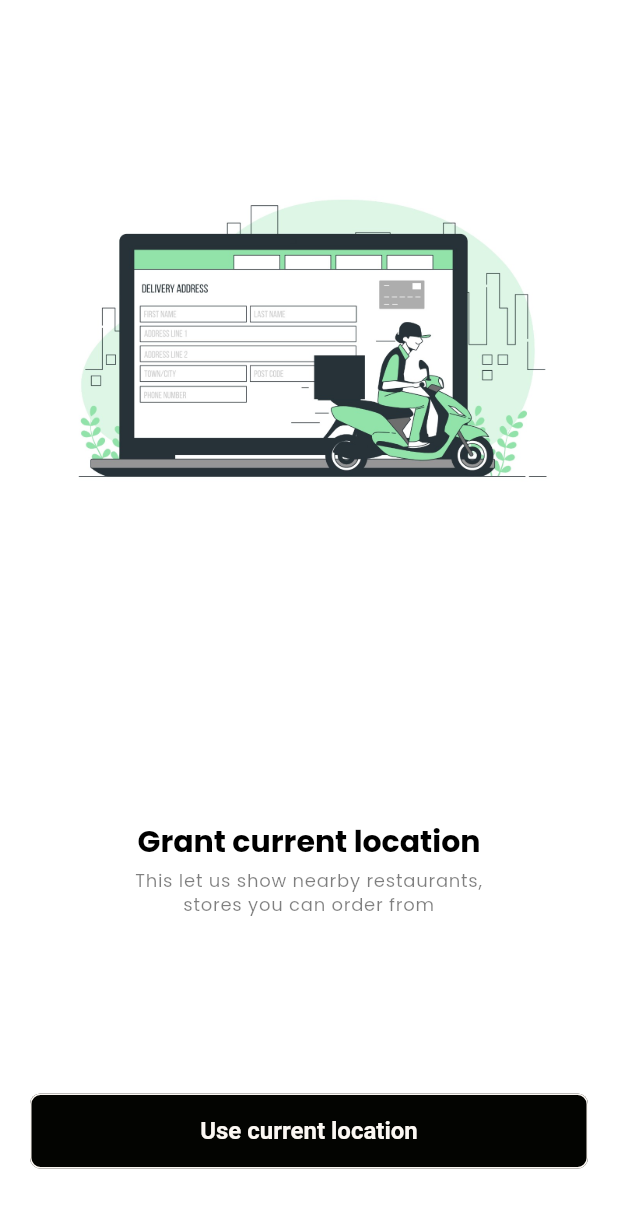
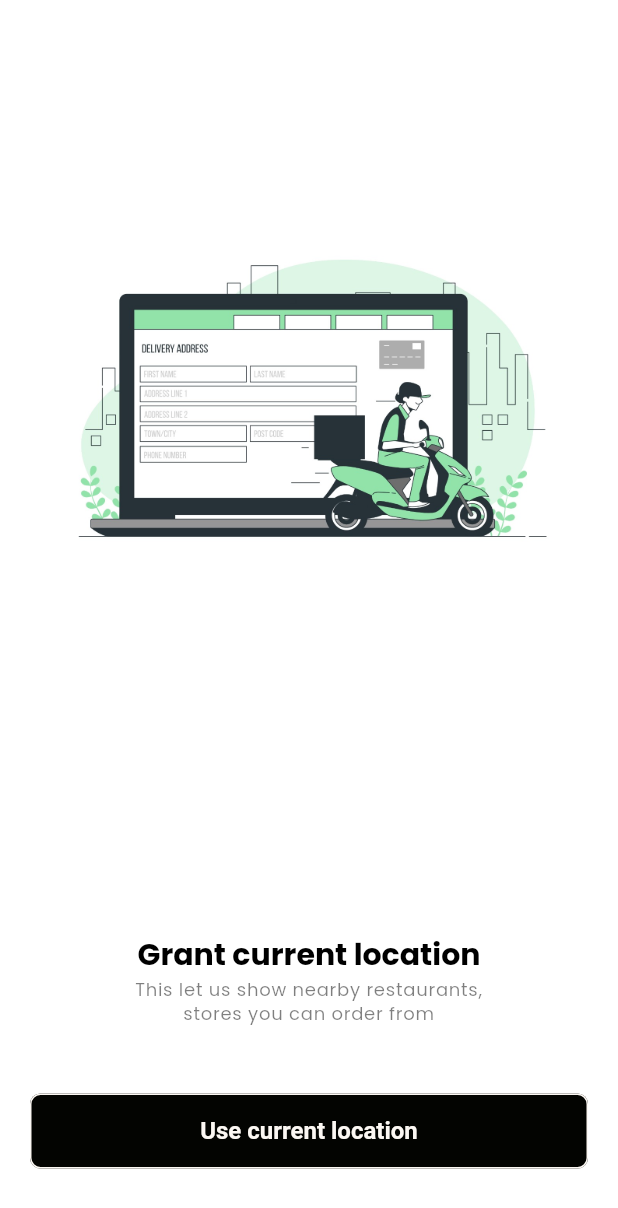
Before and after one commit to vidhanshu37/zesty, a Flutter app: the LocationAccess screen opened directly, on a phone screen of 412 x 824 dp. Shown: the top 1208 px of the screen. Run offline on Flutter 3.47's test engine with Material 3 defaults, Android fonts, the phone set to English and light mode, and no system bars; our stand-ins replace carousel_slider, geocoding, geolocator, google_maps_flutter, google_nav_bar, hive and 7 more; missing offline and left inert: dart:ffi, flutter_avif, razorpay_flutter; accounts and stored records are empty; network calls fail.

Commit message:
last change theme

```diff
--- a/lib/screens/add_manually_address/addAddressDetailsHelper/sliverMapAddress.dart
+++ b/lib/screens/add_manually_address/addAddressDetailsHelper/sliverMapAddress.dart
@@ -35,6 +35,7 @@ class _TopMapState extends State<TopMap> {
   @override
   Widget build(BuildContext context) {
     return Scaffold(
+      backgroundColor: Colors.white,
         body: CustomScrollView(
       slivers: [
         // SliverToBoxAdapter(
@@ -81,7 +82,7 @@ class _TopMapState extends State<TopMap> {
           // Hide the back arrow
           elevation: 0,
           pinned: true,
-          backgroundColor: TColors.bgLight,
+          backgroundColor: TColors.white,
           bottom: PreferredSize(
               preferredSize: Size.fromHeight(-15.0), child: SizedBox()),
           flexibleSpace: ListTile(
--- a/lib/screens/add_manually_address/googleMap.dart
+++ b/lib/screens/add_manually_address/googleMap.dart
@@ -164,7 +164,7 @@ class _ShowGoogleMapState extends State<ShowGoogleMap> {
                   topLeft: Radius.circular(17),
                   topRight: Radius.circular(17),
                 ),
-                color: TColors.bgLight,
+                color: TColors.white,
                 boxShadow: [
                   BoxShadow(
                     color: Colors.black.withOpacity(0.1),
@@ -234,7 +234,7 @@ class _ShowGoogleMapState extends State<ShowGoogleMap> {
           ),
           // Current location button
           Positioned(
-              top: ZMediaQuery(context).height * 0.63,
+              bottom: ZMediaQuery(context).height * 0.26,
               left: ZMediaQuery(context).width / 4,
               child: InkWell(
                 onTap: () {
--- a/lib/screens/home/item_cart/cartPayment.dart
+++ b/lib/screens/home/item_cart/cartPayment.dart
@@ -57,6 +57,7 @@ class _CartPaymentState extends State<CartPayment> {
   void openCheckout(int amount) async {
     amount = amount * 100;
     var options = {
+      'image': 'assets/images/zesty-logo-main.jpg',
       'key': 'rzp_test_1DP5mmOlF5G5ag',
       'amount': amount,
       'name': 'Zesty',
--- a/lib/screens/home/reorder/reorder_page.dart
+++ b/lib/screens/home/reorder/reorder_page.dart
@@ -149,14 +149,14 @@ class _ReorderPageState extends State<ReorderPage> {
   @override
   Widget build(BuildContext context) {
     return Scaffold(
-      backgroundColor: pastOrder.isNotEmpty ? Color(0xfffefefe) : Colors.grey[100],
+      backgroundColor: pastOrder.isEmpty ? Color(0xfffefefe) : Colors.grey[100],
       body: isLoading
           ? Center(
         child: CircularProgressIndicator(
           color: Colors.black,
         ),
       )
-          : pastOrder.isNotEmpty
+          : pastOrder.isEmpty
           ? Center(
           child: Column(
             mainAxisAlignment: MainAxisAlignment.center,
--- a/lib/screens/home/user_profile/favouritesResturant.dart
+++ b/lib/screens/home/user_profile/favouritesResturant.dart
@@ -85,7 +85,7 @@ class _LikedRestaurantsPageState extends State<LikedRestaurantsPage> {
               title: Text(restaurant['restaurantName'],maxLines: 2,overflow: TextOverflow.ellipsis,),
               subtitle: Text(restaurant['cuisines'] ?? "Fast Food",maxLines: 2,overflow: TextOverflow.ellipsis,),
               trailing: IconButton(
-                icon: const Icon(Icons.delete, color: Colors.red),
+                icon: const Icon(Icons.delete, color: Colors.black),
                 onPressed: () {
                   setState(() {
                     likedRestaurantIds.remove(restaurantId);
--- a/lib/screens/location_access/locationAccess.dart
+++ b/lib/screens/location_access/locationAccess.dart
@@ -29,7 +29,7 @@ class _LocationAccessState extends State<LocationAccess> {
           children: [
 
             Positioned(
-              top: 40,
+              top: 80,
                 left: 20,
                 right: 20,
                 child: Image.asset('assets/images/location.jpeg')
@@ -67,7 +67,7 @@ class _LocationAccessState extends State<LocationAccess> {
 
             /// title text
             Positioned(
-                bottom: 230,
+                bottom: 155,
                 right: 0,
                 left: 0,
                 child: Center(
@@ -76,7 +76,7 @@ class _LocationAccessState extends State<LocationAccess> {
 
             /// description text
             Positioned(
-                bottom: 193,
+                bottom: 120,
                 right: 0,
                 left: 0,
                 child: Center(
--- a/lib/screens/login_process/otpscreen.dart
+++ b/lib/screens/login_process/otpscreen.dart
@@ -164,6 +164,7 @@ class _otpverifyState extends State<otpverify> {
   @override
   Widget build(BuildContext context) {
     return Scaffold(
+      backgroundColor: Colors.white,
       body: Stack(
           children: [ Padding(
             padding: const EdgeInsets.all(15.0),
--- a/lib/screens/onboarding/onBoardingScreen.dart
+++ b/lib/screens/onboarding/onBoardingScreen.dart
@@ -38,7 +38,7 @@ class _onbordingState extends State<onbording> {
             buildIndicator(),
             Expanded(
               child: PageView(
-                physics: NeverScrollableScrollPhysics(),
+                // physics: NeverScrollableScrollPhysics(),
                 controller: pageController,
                 onPageChanged: (index) {
                   setState(() {
```
